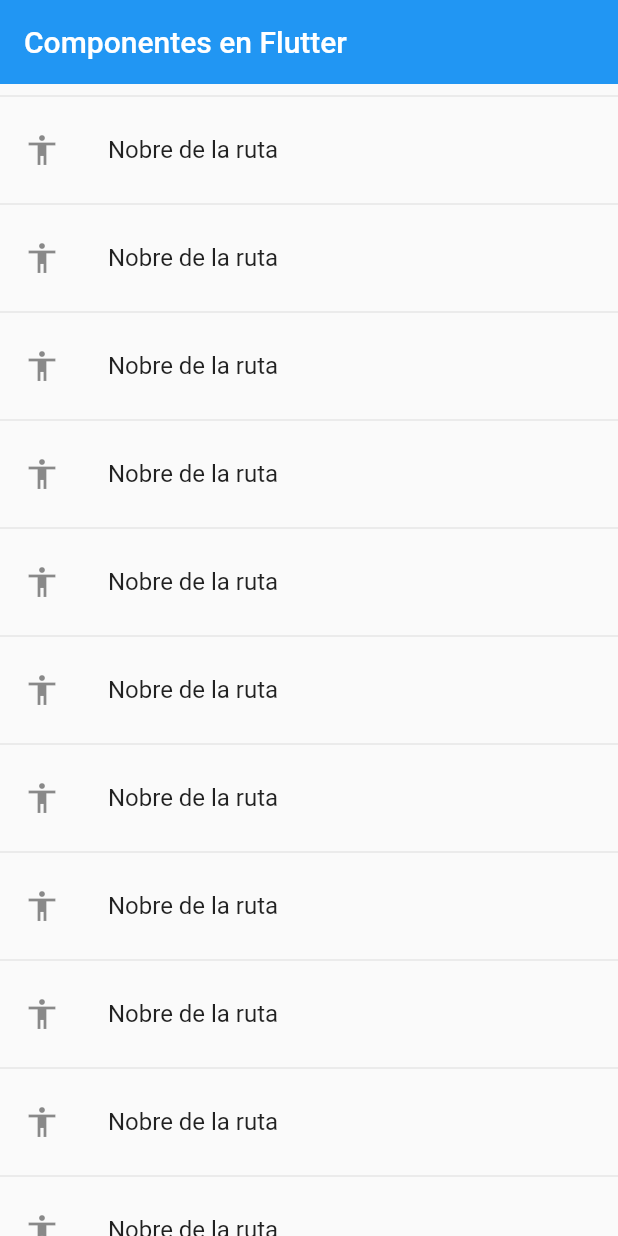
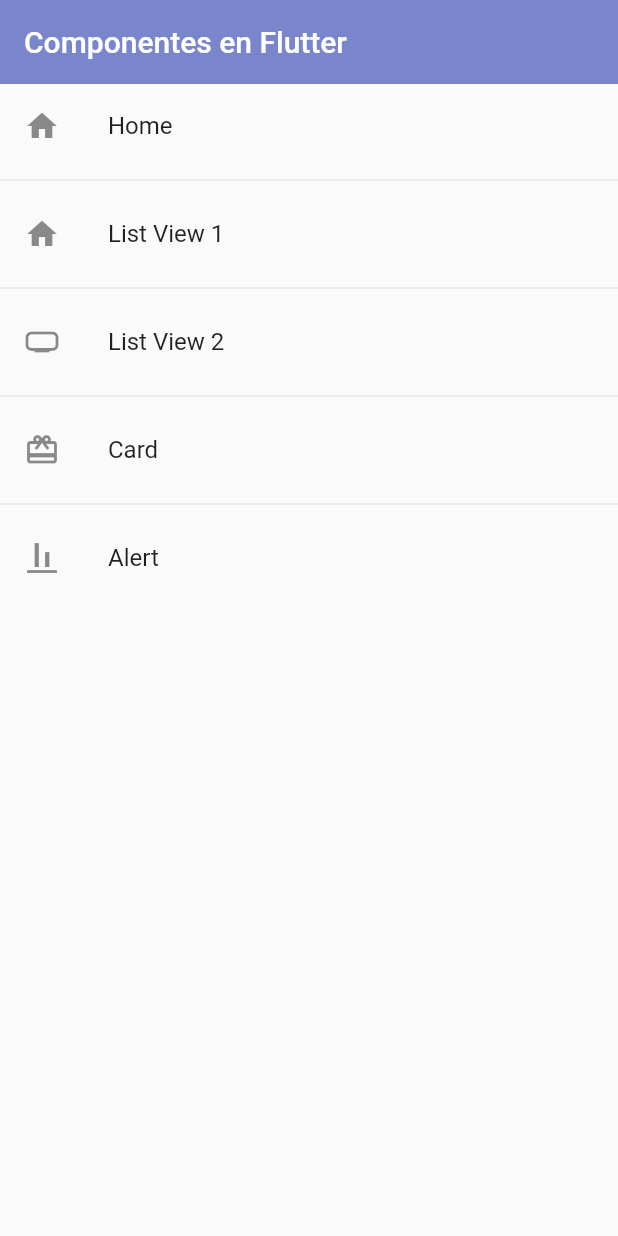
Before and after one commit to DiegoJavb/fl_componentes, a Flutter app: the screen it shows after launch, on a phone screen of 412 x 824 dp. Run offline on Flutter 3.47's test engine with Material 2 defaults, Android fonts, the phone set to English and light mode, and no system bars.

Commit message:
routas terminadas

```diff
--- a/lib/main.dart
+++ b/lib/main.dart
@@ -11,10 +11,19 @@ class MyApp extends StatelessWidget {
     return MaterialApp(
       debugShowCheckedModeBanner: false,
       title: 'Material App',
-      // home: const CardScreen(),
       initialRoute: AppRoutes.initialRoute,
-      routes: AppRoutes.routes,
+      routes: AppRoutes.getAppRoutes(),
       onGenerateRoute: (settings) => AppRoutes.onGenerateRoute(settings),
+      theme: ThemeData.light().copyWith(
+        //color primario
+        primaryColor: Colors.indigo[300],
+
+        //AppBar theme
+        appBarTheme: AppBarTheme(
+          backgroundColor: Colors.indigo[300],
+          elevation: 0,
+        ),
+      ),
     );
   }
 }
--- /dev/null
+++ b/lib/models/menu_option.dart
@@ -0,0 +1,15 @@
+import 'package:flutter/material.dart' show IconData, Widget;
+
+class MenuOption {
+  final String route;
+  final IconData icon;
+  final String name;
+  final Widget screen;
+
+  MenuOption({
+    required this.route,
+    required this.icon,
+    required this.name,
+    required this.screen,
+  });
+}
--- /dev/null
+++ b/lib/models/models.dart
@@ -0,0 +1 @@
+export 'package:fl_componentes/models/menu_option.dart';
--- a/lib/router/app_routes.dart
+++ b/lib/router/app_routes.dart
@@ -1,16 +1,59 @@
 import 'package:flutter/material.dart';
 
 import 'package:fl_componentes/screens/screens.dart';
+import 'package:fl_componentes/models/models.dart';
 
 class AppRoutes {
   static const initialRoute = 'home';
-  static Map<String, Widget Function(BuildContext)> routes = {
-    'home': (BuildContext context) => const HomeScreen(),
-    'listview1': (BuildContext context) => const Listview1Screen(),
-    'listview2': (BuildContext context) => const Listview2Screen(),
-    'card': (BuildContext context) => const CardScreen(),
-    'alert': (BuildContext context) => const AlertScreen()
-  };
+  static final menuOptions = <MenuOption>[
+    //TODO: borrar home
+    MenuOption(
+      route: 'home',
+      icon: Icons.home,
+      name: 'Home',
+      screen: const HomeScreen(),
+    ),
+    MenuOption(
+      route: 'listview1',
+      icon: Icons.home,
+      name: 'List View 1',
+      screen: const Listview1Screen(),
+    ),
+    MenuOption(
+      route: 'listview2',
+      icon: Icons.home_max,
+      name: 'List View 2',
+      screen: const Listview2Screen(),
+    ),
+    MenuOption(
+      route: 'card',
+      icon: Icons.card_giftcard,
+      name: 'Card',
+      screen: const CardScreen(),
+    ),
+    MenuOption(
+      route: 'alert',
+      icon: Icons.align_vertical_bottom,
+      name: 'Alert',
+      screen: const AlertScreen(),
+    )
+  ];
+
+  static Map<String, Widget Function(BuildContext)> getAppRoutes() {
+    Map<String, Widget Function(BuildContext)> appRoutes = {};
+    for (final option in menuOptions) {
+      appRoutes.addAll({option.route: (BuildContext context) => option.screen});
+    }
+    return appRoutes;
+  }
+
+  // static Map<String, Widget Function(BuildContext)> routes = {
+  //   'home': (BuildContext context) => const HomeScreen(),
+  //   'listview1': (BuildContext context) => const Listview1Screen(),
+  //   'listview2': (BuildContext context) => const Listview2Screen(),
+  //   'card': (BuildContext context) => const CardScreen(),
+  //   'alert': (BuildContext context) => const AlertScreen()
+  // };
   static Route<dynamic> onGenerateRoute(settings) {
     return MaterialPageRoute(
       builder: (context) => const AlertScreen(),
--- a/lib/screens/home_screen.dart
+++ b/lib/screens/home_screen.dart
@@ -1,31 +1,36 @@
 import 'package:flutter/material.dart';
+import 'package:fl_componentes/router/app_routes.dart';
 
 class HomeScreen extends StatelessWidget {
   const HomeScreen({Key? key}) : super(key: key);
 
   @override
   Widget build(BuildContext context) {
+    final menuOptions = AppRoutes.menuOptions;
     return Scaffold(
       appBar: AppBar(
         title: const Text('Componentes en Flutter'),
-        elevation: 0,
       ),
       body: ListView.separated(
-        itemCount: 20,
-        separatorBuilder: (BuildContext context, int index) => ListTile(
-          leading: const Icon(Icons.accessibility),
-          title: const Text('Nobre de la ruta'),
-          onTap: () {
-            // final route = MaterialPageRoute(
-            //   builder: (context) {
-            //     return const Listview1Screen();
-            //   },
-            // );
-            // Navigator.push(context, route);
-            Navigator.pushNamed(context, 'alert');
-          },
-        ),
-        itemBuilder: (_, __) => const Divider(),
+        itemCount: AppRoutes.menuOptions.length,
+        itemBuilder: (context, index) {
+          return ListTile(
+            leading: Icon(menuOptions[index].icon),
+            title: Text(menuOptions[index].name),
+            onTap: () => Navigator.pushNamed(
+              context,
+              menuOptions[index].route,
+            ),
+          );
+        },
+        // itemBuilder: (BuildContext context, int index) => ListTile(
+        //   leading: const Icon(Icons.accessibility),
+        //   title: const Text('Nobre de la ruta'),
+        //   onTap: () {
+        //     Navigator.pushNamed(context, 'alert');
+        //   },
+        // ),
+        separatorBuilder: (_, __) => const Divider(),
       ),
     );
   }
--- a/lib/screens/listview2_screen.dart
+++ b/lib/screens/listview2_screen.dart
@@ -10,8 +10,6 @@ class Listview2Screen extends StatelessWidget {
     return Scaffold(
       appBar: AppBar(
         title: const Text('data'),
-        elevation: 0,
-        backgroundColor: Colors.indigo,
       ),
       body: ListView.separated(
         itemCount: options.length,
```
